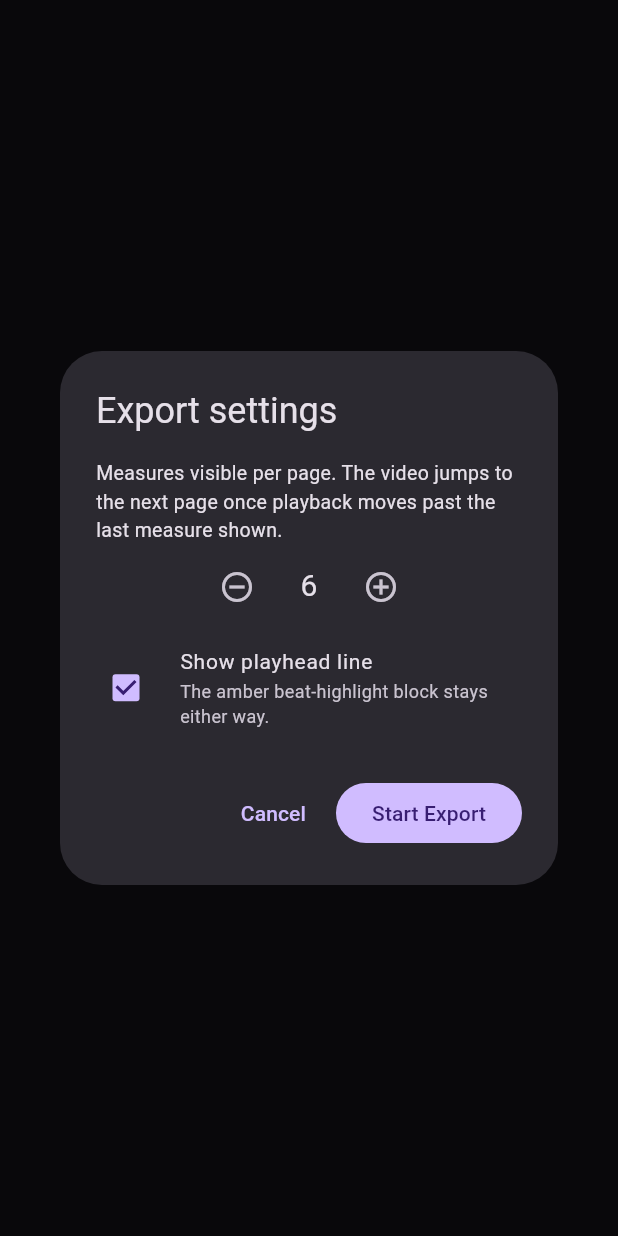
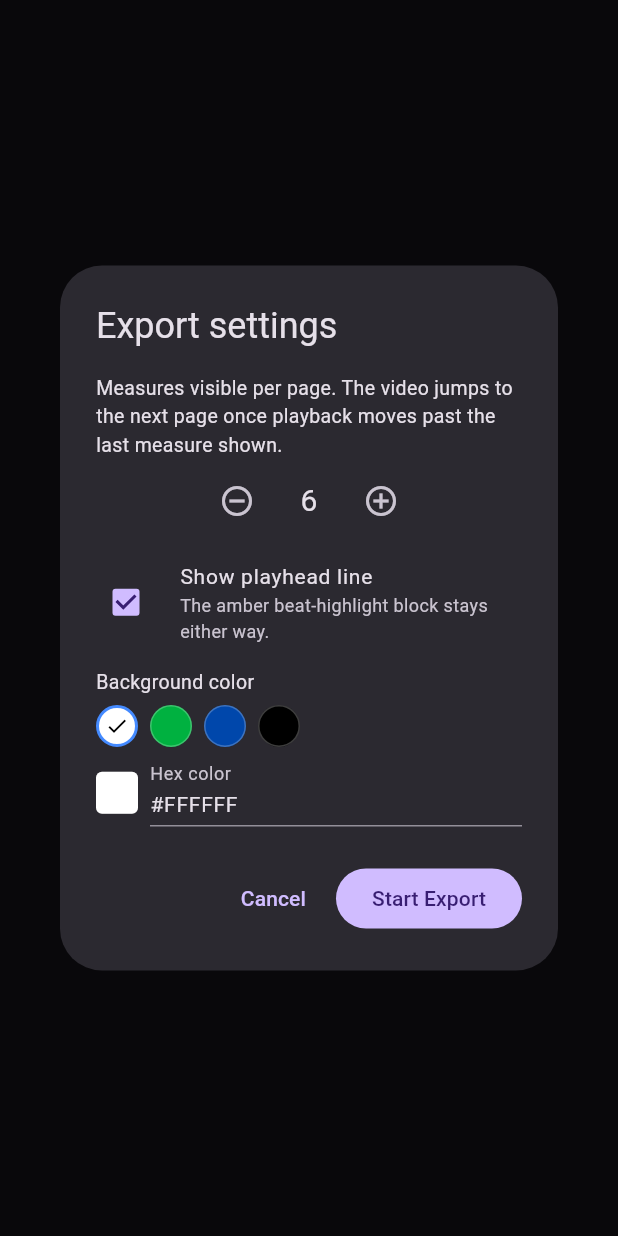
Before and after one commit to HeunLi/TablatureGenerator, a Flutter app: what exportChromaKey() shows on an empty page, opened directly with empty values, on a phone screen of 412 x 824 dp. Run offline on Flutter 3.47's test engine with Material 3 defaults, Android fonts, the phone set to English and light mode, and no system bars; our stand-ins replace file_picker, hive_ce_flutter, just_audio, web; missing offline and left inert: dart:js_interop; accounts and stored records are empty.

Commit message:
qol change, export changes

```diff
--- a/lib/export/tab_video_exporter.dart
+++ b/lib/export/tab_video_exporter.dart
@@ -55,6 +55,7 @@ class TabVideoExporter {
         measuresPerWindow: settings.measuresPerWindow,
         highlightBeats: highlightBeats,
         showPlayhead: settings.showPlayhead,
+        backgroundColor: settings.backgroundColor,
       ),
     );
   }
@@ -65,10 +66,14 @@ class _ExportSettings {
   const _ExportSettings({
     required this.measuresPerWindow,
     required this.showPlayhead,
+    required this.backgroundColor,
   });
 
   final int measuresPerWindow;
   final bool showPlayhead;
+
+  /// CSS hex color string, e.g. '#FFFFFF'.
+  final String backgroundColor;
 }
 
 /// Lets the user pick how many measures are visible per page, and whether
@@ -87,9 +92,18 @@ class _ExportSettingsDialog extends StatefulWidget {
 class _ExportSettingsDialogState extends State<_ExportSettingsDialog> {
   static const _minWindow = 2;
   static const _maxWindow = 12;
+  static const _presetColors = {
+    'White': '#FFFFFF',
+    'Chroma green': '#00B140',
+    'Chroma blue': '#0047AB',
+    'Black': '#000000',
+  };
+  static final _hexPattern = RegExp(r'^#[0-9A-Fa-f]{6}$');
 
   int _measuresPerWindow = 6;
   bool _showPlayhead = true;
+  String _backgroundColorHex = '#FFFFFF';
+  late final _colorController = TextEditingController(text: _backgroundColorHex);
 
   void _adjustWindow(int delta) {
     setState(() {
@@ -98,6 +112,30 @@ class _ExportSettingsDialogState extends State<_ExportSettingsDialog> {
         _maxWindow,
       );
     });
+  }
+
+  void _setBackgroundColor(String hex) {
+    setState(() {
+      _backgroundColorHex = hex;
+      _colorController.text = hex;
+    });
+  }
+
+  void _onHexChanged(String value) {
+    final trimmed = value.trim();
+    final normalized = trimmed.startsWith('#') ? trimmed : '#$trimmed';
+    if (_hexPattern.hasMatch(normalized)) {
+      setState(() => _backgroundColorHex = normalized.toUpperCase());
+    }
+  }
+
+  Color _colorFromHex(String hex) =>
+      Color(int.parse('FF${hex.substring(1)}', radix: 16));
+
+  @override
+  void dispose() {
+    _colorController.dispose();
+    super.dispose();
   }
 
   @override
@@ -148,6 +186,50 @@ class _ExportSettingsDialogState extends State<_ExportSettingsDialog> {
               style: TextStyle(fontSize: 12),
             ),
           ),
+          const SizedBox(height: 8),
+          const Text('Background color', style: TextStyle(fontSize: 13)),
+          const SizedBox(height: 6),
+          Wrap(
+            spacing: 8,
+            runSpacing: 8,
+            children: [
+              for (final entry in _presetColors.entries)
+                _ColorSwatch(
+                  color: _colorFromHex(entry.value),
+                  selected: _backgroundColorHex == entry.value,
+                  tooltip: entry.key,
+                  onTap: () => _setBackgroundColor(entry.value),
+                ),
+            ],
+          ),
+          const SizedBox(height: 8),
+          Row(
+            children: [
+              Container(
+                width: 28,
+                height: 28,
+                decoration: BoxDecoration(
+                  color: _hexPattern.hasMatch(_backgroundColorHex)
+                      ? _colorFromHex(_backgroundColorHex)
+                      : Colors.transparent,
+                  border: Border.all(color: Colors.white24),
+                  borderRadius: BorderRadius.circular(4),
+                ),
+              ),
+              const SizedBox(width: 8),
+              Expanded(
+                child: TextField(
+                  controller: _colorController,
+                  decoration: const InputDecoration(
+                    labelText: 'Hex color',
+                    isDense: true,
+                  ),
+                  style: const TextStyle(fontSize: 14),
+                  onChanged: _onHexChanged,
+                ),
+              ),
+            ],
+          ),
         ],
       ),
       actions: [
@@ -160,11 +242,59 @@ class _ExportSettingsDialogState extends State<_ExportSettingsDialog> {
             _ExportSettings(
               measuresPerWindow: _measuresPerWindow,
               showPlayhead: _showPlayhead,
+              backgroundColor: _backgroundColorHex,
             ),
           ),
           child: const Text('Start Export'),
         ),
       ],
+    );
+  }
+}
+
+/// A small tappable color circle used for background-color presets.
+class _ColorSwatch extends StatelessWidget {
+  const _ColorSwatch({
+    required this.color,
+    required this.selected,
+    required this.tooltip,
+    required this.onTap,
+  });
+
+  final Color color;
+  final bool selected;
+  final String tooltip;
+  final VoidCallback onTap;
+
+  @override
+  Widget build(BuildContext context) {
+    return Tooltip(
+      message: tooltip,
+      child: InkWell(
+        customBorder: const CircleBorder(),
+        onTap: onTap,
+        child: Container(
+          width: 28,
+          height: 28,
+          decoration: BoxDecoration(
+            color: color,
+            shape: BoxShape.circle,
+            border: Border.all(
+              color: selected ? Colors.blueAccent : Colors.white24,
+              width: selected ? 2 : 1,
+            ),
+          ),
+          child: selected
+              ? Icon(
+                  Icons.check,
+                  size: 16,
+                  color: color.computeLuminance() > 0.5
+                      ? Colors.black
+                      : Colors.white,
+                )
+              : null,
+        ),
+      ),
     );
   }
 }
@@ -178,6 +308,7 @@ class _ExportDialog extends StatefulWidget {
     required this.measuresPerWindow,
     required this.highlightBeats,
     required this.showPlayhead,
+    required this.backgroundColor,
   });
 
   final List<TabNote> notes;
@@ -187,6 +318,7 @@ class _ExportDialog extends StatefulWidget {
   final int measuresPerWindow;
   final int highlightBeats;
   final bool showPlayhead;
+  final String backgroundColor;
 
   @override
   State<_ExportDialog> createState() => _ExportDialogState();
@@ -430,7 +562,7 @@ class _ExportDialogState extends State<_ExportDialog> {
     leftPadding: _leftPadding,
     bpm: widget.bpm,
     totalDuration: widget.totalDuration,
-    backgroundColor: '#00B140',
+    backgroundColor: widget.backgroundColor,
     measuresPerWindow: widget.measuresPerWindow,
     beatsPerMeasure: widget.beatsPerMeasure,
     highlightBeats: widget.highlightBeats,
```
Also changed, not shown: lib/export/canvas_tab_renderer.dart (+27 -4 lines).
